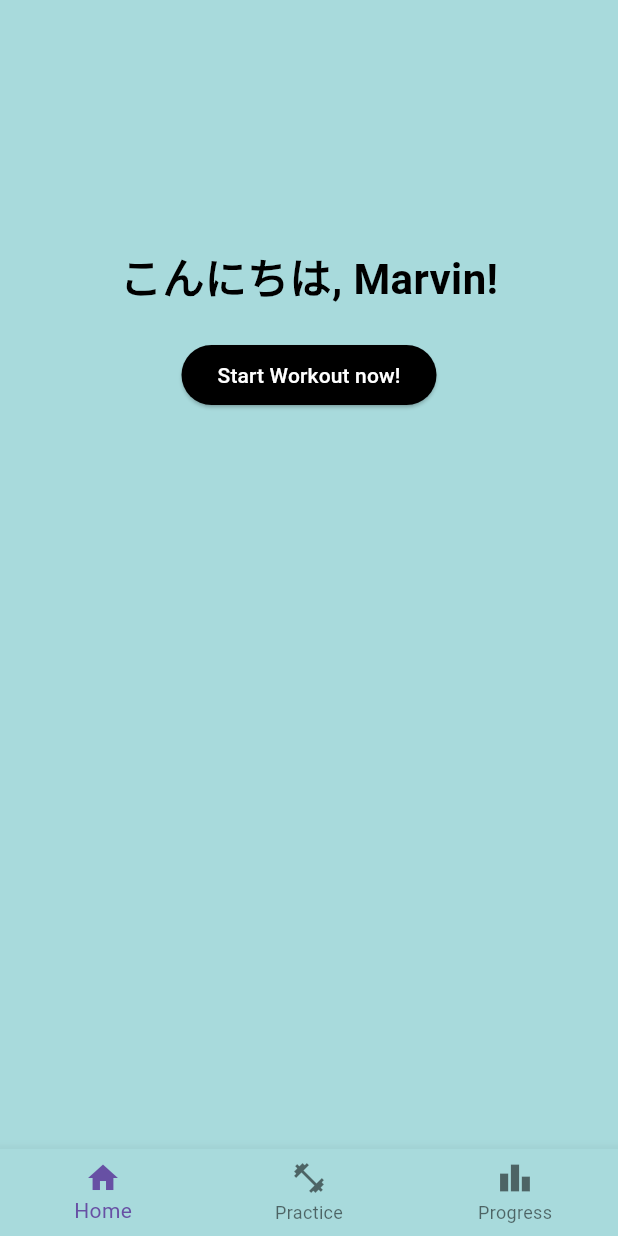
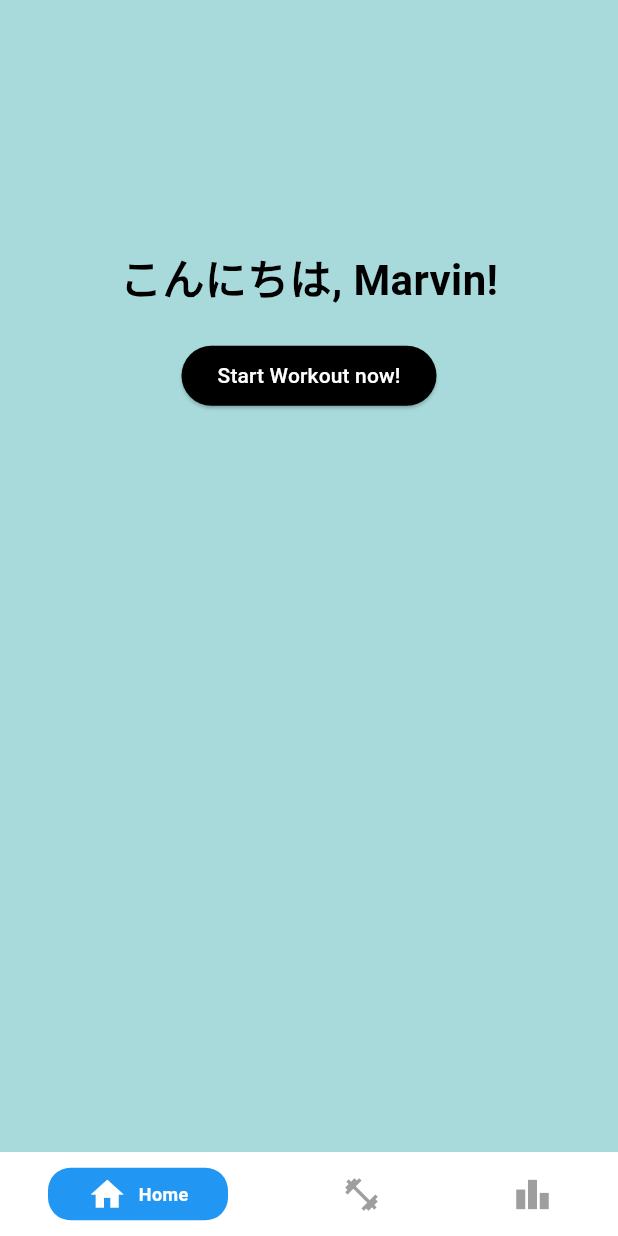
Before and after one commit to GnDouble/sakura_learn, a Flutter app: the screen it shows after launch, on a phone screen of 412 x 824 dp. Run offline on Flutter 3.47's test engine with Material 3 defaults, Android fonts, the phone set to English and light mode, and no system bars; drawn by our look-alikes of persistent_bottom_nav_bar.

Commit message:
navbar navigation sample screen practice/progress

```diff
--- a/lib/main.dart
+++ b/lib/main.dart
@@ -1,9 +1,9 @@
 import 'package:flutter/material.dart';
+import 'package:sakura_learn/screens/main_screen.dart';
 import '/screens/home_screen.dart';
 
 
 
-const IconData home = IconData(0xe318, fontFamily: 'MaterialIcons');
 
 void main() {
   runApp(MyApp());
@@ -19,7 +19,7 @@ class MyApp extends StatelessWidget {
   Widget build(BuildContext context) {
     return MaterialApp(
       debugShowCheckedModeBanner: false, // Removes Debug Banner
-      home: HomeScreen(),
+      home: MainScreen(),
     );
   }
 }
--- a/lib/screens/home_screen.dart
+++ b/lib/screens/home_screen.dart
@@ -1,5 +1,6 @@
 import 'package:flutter/material.dart';
-import "/widgets/bottom_nav_bar.dart";
+import 'package:sakura_learn/screens/practice_screen.dart';
+import 'package:persistent_bottom_nav_bar/persistent_bottom_nav_bar.dart';
 
 const Color pastellBlue = Color(0xFFA8DADC);
 const welcome = TextStyle(
@@ -9,38 +10,40 @@ const welcome = TextStyle(
 );
 
 class HomeScreen extends StatelessWidget {
-  void _startWorkout() {
-    print("Button pressed");
+  final PersistentTabController controller;  // Accepts the controller
+
+  const HomeScreen({super.key, required this.controller});
+
+  void _startWorkout(BuildContext context) {
+    controller.jumpToTab(1); // Updates the bottom nav index before navigating
   }
+
   @override
   Widget build(BuildContext context) {
     return Scaffold(
       backgroundColor: pastellBlue,
       body: Align(
-        alignment: Alignment(0.0, -0.5), // Moves content between top and center
+        alignment: const Alignment(0.0, -0.5),
         child: Column(
-          mainAxisSize:
-              MainAxisSize.min, // Keeps column from taking full height
+          mainAxisSize: MainAxisSize.min,
           children: [
             Text("こんにちは, Marvin!", style: welcome),
-            SizedBox(height: 20), // Space between text and button
+            const SizedBox(height: 20),
             ElevatedButton(
-              onPressed: _startWorkout,
+              onPressed: () {
+                _startWorkout(context);
+              },
               style: ElevatedButton.styleFrom(
-                backgroundColor: Colors.black, // Button background color
+                backgroundColor: Colors.black,
               ),
-              child: Text(
+              child: const Text(
                 "Start Workout now!",
-                style: TextStyle(color: Colors.white), // Text color
+                style: TextStyle(color: Colors.white),
               ),
             ),
           ],
         ),
       ),
-
-      bottomNavigationBar: BottomNavBar(
-        backgroundColor: pastellBlue,
-      ), // import out /widgets/bottom_nav_bar.dart
     );
   }
 }
--- /dev/null
+++ b/lib/screens/main_screen.dart
@@ -0,0 +1,57 @@
+import 'package:flutter/material.dart';
+import 'package:persistent_bottom_nav_bar/persistent_bottom_nav_bar.dart';
+import 'package:sakura_learn/screens/home_screen.dart';
+import 'package:sakura_learn/screens/practice_screen.dart';
+
+class MainScreen extends StatefulWidget {
+  const MainScreen({super.key});
+
+  @override
+  _MainScreenState createState() => _MainScreenState();
+}
+
+class _MainScreenState extends State<MainScreen> {
+  final PersistentTabController _controller = PersistentTabController(initialIndex: 0);
+
+  List<Widget> _buildScreens() {
+    return [
+      HomeScreen(controller: _controller),  // Pass the controller
+      const PracticeScreen(),
+      const Center(child: Text("Progress")), // Placeholder for third tab
+    ];
+  }
+
+  List<PersistentBottomNavBarItem> _navBarsItems() {
+    return [
+      PersistentBottomNavBarItem(
+        icon: const Icon(Icons.home),
+        title: ("Home"),
+        activeColorPrimary: Colors.blue,
+        inactiveColorPrimary: Colors.grey,
+      ),
+      PersistentBottomNavBarItem(
+        icon: const Icon(Icons.fitness_center),
+        title: ("Practice"),
+        activeColorPrimary: Colors.blue,
+        inactiveColorPrimary: Colors.grey,
+      ),
+      PersistentBottomNavBarItem(
+        icon: const Icon(Icons.leaderboard),
+        title: ("Progress"),
+        activeColorPrimary: Colors.blue,
+        inactiveColorPrimary: Colors.grey,
+      ),
+    ];
+  }
+
+  @override
+  Widget build(BuildContext context) {
+    return PersistentTabView(
+      context,
+      controller: _controller,
+      screens: _buildScreens(),
+      items: _navBarsItems(),
+      navBarStyle: NavBarStyle.style10,
+    );
+  }
+}
--- a/lib/widgets/bottom_nav_bar.dart
+++ b/lib/widgets/bottom_nav_bar.dart
@@ -1,25 +1,61 @@
 import 'package:flutter/material.dart';
+import 'package:persistent_bottom_nav_bar/persistent_bottom_nav_bar.dart';
+import 'package:sakura_learn/screens/practice_screen.dart';
+import 'package:sakura_learn/screens/progress_screen.dart';
+import '../screens/home_screen.dart'; // ✅ Import your current HomeScreen
 
-class BottomNavBar extends StatelessWidget {
-  final Color backgroundColor;
+class BottomNavBar extends StatefulWidget {
 
-  const BottomNavBar({super.key, required this.backgroundColor});
+  const BottomNavBar({super.key});
+
+  @override
+  _BottomNavBarState createState() => _BottomNavBarState();
+}
+
+class _BottomNavBarState extends State<BottomNavBar> {
+  final PersistentTabController _controller = PersistentTabController(initialIndex: 0);
 
   @override
   Widget build(BuildContext context) {
-    return BottomNavigationBar(
-      backgroundColor: backgroundColor,
-      items: const <BottomNavigationBarItem>[
-        BottomNavigationBarItem(icon: Icon(Icons.home), label: 'Home'),
-        BottomNavigationBarItem(
-          icon: Icon(Icons.fitness_center),
-          label: 'Practice',
-        ),
-        BottomNavigationBarItem(
-          icon: Icon(Icons.leaderboard),
-          label: 'Progress',
-        ),
-      ],
+    return PersistentTabView(
+      context,
+      controller: _controller,
+      screens: _buildScreens(),
+      items: _navBarItems(),
+      backgroundColor: pastellBlue,
+      navBarStyle: NavBarStyle.style10, // ✅ Floating style 10
     );
   }
+
+  List<Widget> _buildScreens() {
+    return [
+      HomeScreen(controller: PersistentTabController(),), // ✅ Your existing HomeScreen
+      PracticeScreen(),
+      ProgressScreen(),
+    ];
+  }
+
+  List<PersistentBottomNavBarItem> _navBarItems() {
+  return [
+    PersistentBottomNavBarItem(
+      icon: Icon(Icons.home, color: Colors.black),  // ✅ Styled properly
+      title: "Home",
+      activeColorPrimary: Colors.black,  // Active state
+      inactiveColorPrimary: Colors.grey, // Inactive state
+    ),
+    PersistentBottomNavBarItem(
+      icon: Icon(Icons.fitness_center, color: Colors.black),
+      title: "Practice",
+      activeColorPrimary: Colors.black,
+      inactiveColorPrimary: Colors.grey,
+    ),
+    PersistentBottomNavBarItem(
+      icon: Icon(Icons.leaderboard, color: Colors.black),
+      title: "Progress",
+      activeColorPrimary: Colors.black,
+      inactiveColorPrimary: Colors.grey,
+    ),
+  ];
 }
+
+}
--- a/pubspec.yaml
+++ b/pubspec.yaml
@@ -34,6 +34,7 @@ dependencies:
   # The following adds the Cupertino Icons font to your application.
   # Use with the CupertinoIcons class for iOS style icons.
   cupertino_icons: ^1.0.8
+  persistent_bottom_nav_bar: ^6.2.1
 
 dev_dependencies:
   flutter_test:
```
Also changed, not shown: lib/screens/practice_screen.dart (added, +14 -0 lines), lib/screens/progress_screen.dart (added, +14 -0 lines), pubspec.lock.
